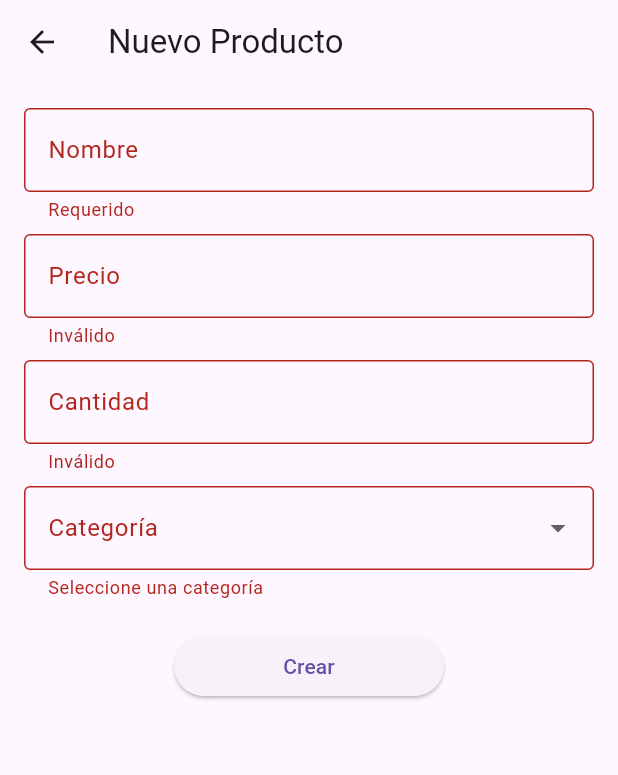
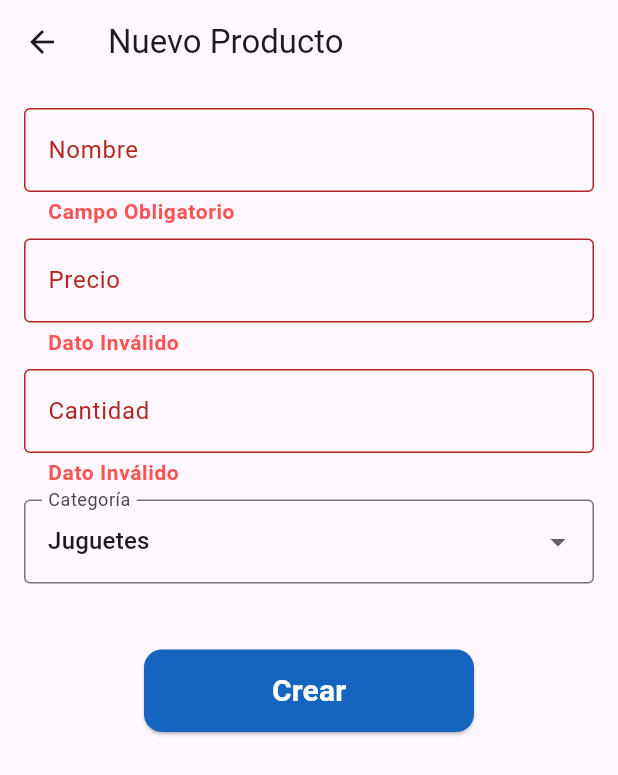
Before and after one commit to AlejandraMABM/tienda_alejandra, a Flutter app: the ProductoFormPage screen opened directly, after a tap on "Crear", on a phone screen of 412 x 824 dp. Shown: the top 775 px of the screen. Run offline on Flutter 3.47's test engine with Material 3 defaults, Android fonts, the phone set to English and light mode, and no system bars; our stand-ins replace csv.

Commit message:
Actualización de mejora en la creación de productos

```diff
--- a/lib/models/producto.dart
+++ b/lib/models/producto.dart
@@ -12,6 +12,7 @@ class Producto {
     required this.cantidad,
     required this.categoria,
   });
+
 
   factory Producto.fromMap(Map<String, dynamic> map) {
     return Producto(
@@ -33,7 +34,7 @@ class Producto {
       'nombre': nombre,
       'precio': precio.toString(),
       'cantidad': cantidad.toString(),
-      'categoria': categoria,
+      'categoria': categoria.toString(),
     };
   }
 
--- a/lib/services/producto_service.dart
+++ b/lib/services/producto_service.dart
@@ -22,6 +22,8 @@ class ProductoService {
   }
 
   void addProducto(Producto p) {
+   //    print("valor de p: ${p.categoria}");
+
     if (p.id.isEmpty) p.id = _uuid.v4();
     _prods.add(p);
   }
--- a/lib/tienda_alejandra.dart
+++ b/lib/tienda_alejandra.dart
@@ -1,5 +1,6 @@
 import 'package:flutter/material.dart';
 import 'package:path_provider/path_provider.dart';
+// import 'package:tienda_alejandra/pages/categorias.dart';
 import 'models/producto.dart';
 import 'services/producto_service.dart';
 
@@ -55,11 +56,34 @@ class _ProductoListPageState extends State<ProductoListPage> {
     final ok = await showDialog<bool>(
       context: context,
       builder: (_) => AlertDialog(
-        title: const Text('Confirmar'),
-        content: Text('Eliminar "${p.nombre}"?'),
+        title: const Text(
+          'Confirmar',
+          textAlign: TextAlign.center,
+          style: TextStyle(fontSize: 30, fontWeight: FontWeight.bold),
+        ),
+        //  content: Text('Eliminar "${p.nombre}"?'),
+        content: Text.rich(
+          TextSpan(
+            text: 'Eliminar ',
+            style: TextStyle(
+              fontSize: 16,
+              color: Colors.black,
+            ), // estilo base del texto
+            children: [
+              TextSpan(
+                text: '"${p.nombre}"',
+                style: TextStyle(
+                  fontWeight: FontWeight.bold,
+                ), // solo esto en negrita
+              ),
+              TextSpan(text: '?'),
+            ],
+          ),
+        ),
         actions: [
           TextButton(
             onPressed: () => Navigator.pop(context, false),
+
             child: const Text('No'),
           ),
           ElevatedButton(
@@ -92,7 +116,12 @@ class _ProductoListPageState extends State<ProductoListPage> {
       ],
     ),
     body: productos.isEmpty
-        ? const Center(child: Text('No hay productos'))
+        ? const Center(
+            child: Text(
+              'No hay productos',
+              style: TextStyle(fontSize: 20, color: Colors.deepPurple),
+            ),
+          )
         : ListView.builder(
             itemCount: productos.length,
             itemBuilder: (_, i) {
@@ -145,7 +174,8 @@ class _ProductoFormPageState extends State<ProductoFormPage> {
     _c = TextEditingController(
       text: widget.producto?.cantidad.toString() ?? '',
     );
-    _categoriaSeleccionada = widget.producto?.categoria;
+    _categoriaSeleccionada =
+        widget.producto?.categoria ?? Producto.categoriasDisponibles.first;
   }
 
   @override
@@ -157,14 +187,20 @@ class _ProductoFormPageState extends State<ProductoFormPage> {
   }
 
   Future<void> _save() async {
+    // print('>>> _categoriaSeleccionada en _save(): $_categoriaSeleccionada');
     if (!_formKey.currentState!.validate()) return;
     final prod = Producto(
       id: widget.producto?.id ?? '',
       nombre: _n.text.trim(),
       precio: double.parse(_p.text),
       cantidad: int.parse(_c.text),
-      categoria: _categoriaSeleccionada!.trim(),
+      categoria:
+          (_categoriaSeleccionada == null ||
+              _categoriaSeleccionada!.trim().isEmpty)
+          ? 'Otros'
+          : _categoriaSeleccionada!.trim(),
     );
+    // print("categoria para el producto final ${prod.categoria}");
     if (widget.producto == null) {
       productoService.addProducto(prod);
     } else {
@@ -190,8 +226,14 @@ class _ProductoFormPageState extends State<ProductoFormPage> {
                 decoration: const InputDecoration(
                   labelText: 'Nombre',
                   border: OutlineInputBorder(),
+                  errorStyle: TextStyle(
+                    color: Colors
+                        .redAccent, // rojo oscuro (puedes usar otro Color)
+                    fontSize: 14, // tamaño más grande para el error
+                    fontWeight: FontWeight.bold,
                   ),
-                validator: (v) => v!.trim().isEmpty ? 'Requerido' : null,
+                ),
+                validator: (v) => v!.trim().isEmpty ? 'Campo Obligatorio' : null,
               ),
               const SizedBox(height: 8),
               TextFormField(
@@ -199,11 +241,19 @@ class _ProductoFormPageState extends State<ProductoFormPage> {
                 decoration: const InputDecoration(
                   labelText: 'Precio',
                   border: OutlineInputBorder(),
+                  errorStyle: TextStyle(
+                    color: Colors
+                        .redAccent, // rojo oscuro (puedes usar otro Color)
+                    fontSize: 14, // tamaño más grande para el error
+                    fontWeight: FontWeight.bold,
                   ),
-                keyboardType: const TextInputType.numberWithOptions(decimal: true),
+                ),
+                keyboardType: const TextInputType.numberWithOptions(
+                  decimal: true,
+                ),
                 validator: (v) =>
                     double.tryParse(v!) == null || double.parse(v) <= 0
-                        ? 'Inválido'
+                    ? 'Dato Inválido'
                     : null,
               ),
               const SizedBox(height: 8),
@@ -212,15 +262,21 @@ class _ProductoFormPageState extends State<ProductoFormPage> {
                 decoration: const InputDecoration(
                   labelText: 'Cantidad',
                   border: OutlineInputBorder(),
+                  errorStyle: TextStyle(
+                    color: Colors
+                        .redAccent, // rojo oscuro (puedes usar otro Color)
+                    fontSize: 14, // tamaño más grande para el error
+                    fontWeight: FontWeight.bold,
+                  ),
                 ),
                 keyboardType: TextInputType.number,
-                validator: (v) =>
-                    int.tryParse(v!) == null || int.parse(v) < 0
-                        ? 'Inválido'
+                validator: (v) => int.tryParse(v!) == null || int.parse(v) < 0
+                    ? 'Dato Inválido'
                     : null,
               ),
               const SizedBox(height: 8),
               DropdownButtonFormField<String>(
+                autovalidateMode: AutovalidateMode.onUserInteraction,
                 value: _categoriaSeleccionada,
                 decoration: const InputDecoration(
                   labelText: 'Categoría',
@@ -234,16 +290,34 @@ class _ProductoFormPageState extends State<ProductoFormPage> {
                     _categoriaSeleccionada = valor;
                   });
                 },
-                validator: (val) =>
-                    val == null || val.isEmpty ? 'Seleccione una categoría' : null,
+                validator: (val) => val == null || val.isEmpty
+                    ? 'Seleccione una categoría'
+                    : null,
               ),
               const SizedBox(height: 20),
               Center(
+  child: Padding(
+    padding: const EdgeInsets.only(top: 24.0), // espacio arriba para separarlo más abajo
     child: SizedBox(
-                  width: 180,
+      width: 220,   // más ancho
+      height: 55,   // más alto (botón más grande)
       child: ElevatedButton(
         onPressed: _save,
-                    child: Text(edit ? 'Guardar' : 'Crear'),
+        style: ElevatedButton.styleFrom(
+          backgroundColor: Colors.blue.shade800, // fondo oscuro azul (puedes cambiar)
+          shape: RoundedRectangleBorder(
+            borderRadius: BorderRadius.circular(12), // bordes redondeados
+          ),
+        ),
+        child: Text(
+          edit ? 'Guardar' : 'Crear',
+          style: const TextStyle(
+            fontSize: 20,             // texto más grande
+            fontWeight: FontWeight.bold,
+            color: Colors.white,      // texto blanco para buen contraste
+          ),
+        ),
+      ),
     ),
   ),
 ),
--- a/lib/utils/csv_manager.dart
+++ b/lib/utils/csv_manager.dart
@@ -16,7 +16,7 @@ class CsvManager {
     if (txt.trim().isEmpty) return [];
     final rows = const CsvToListConverter(eol: '\n').convert(txt);
     if (rows.length < 2) return [];
-    final headers = rows.first.map((e) => e.toString()).toList();
+    final headers = rows.first.map((e) => e.toString().trim()).toList();
     return rows.skip(1).map((row) {
       final map = <String, dynamic>{};
       for (int i = 0; i < headers.length; i++) {
```
Also changed, not shown: pubspec.lock. Lines whose indentation alone changed are shown as unchanged.
